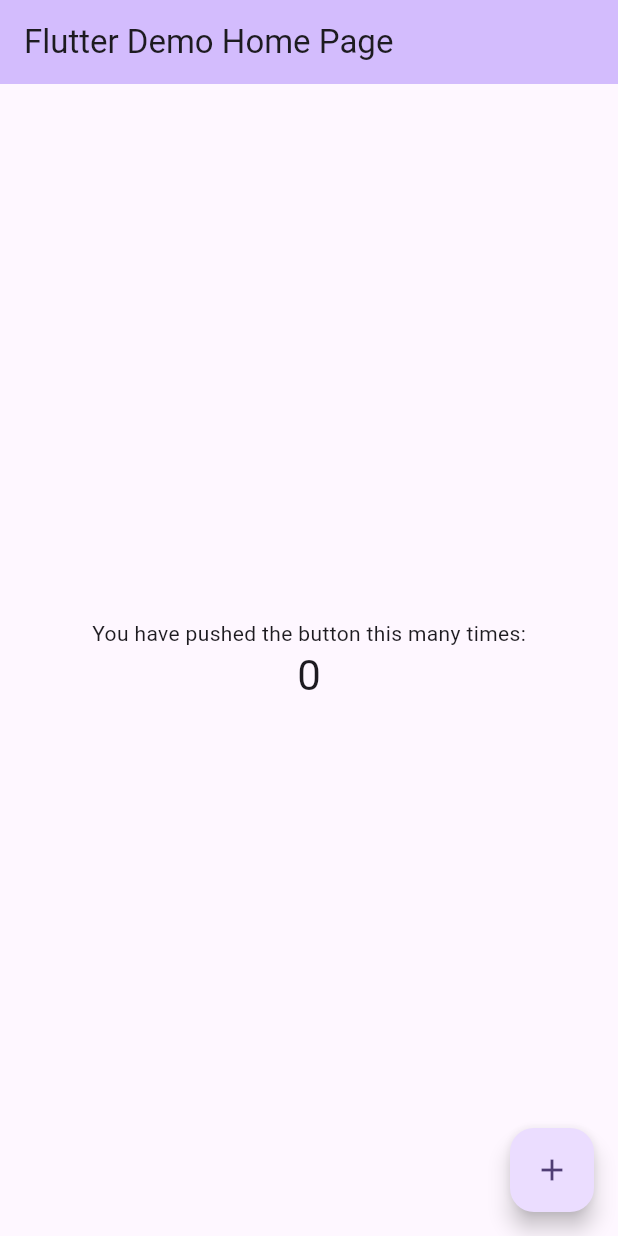
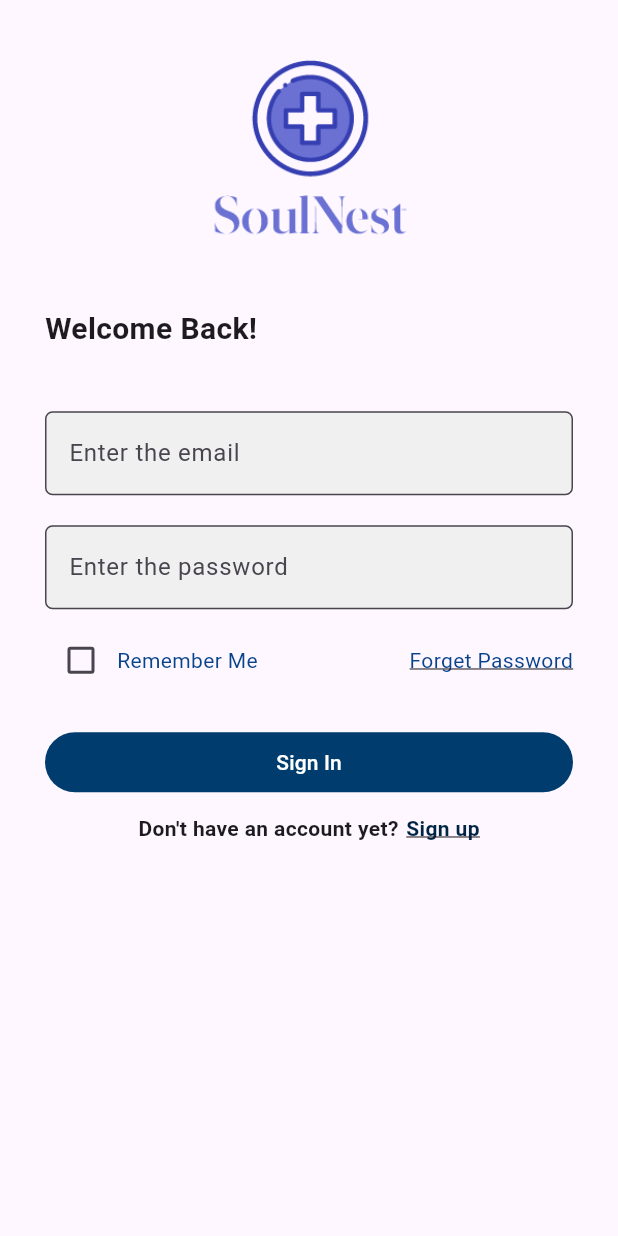
Before and after one commit to Team-CURLYBRACES/SoulNest, a Flutter app: the screen it shows after launch, on a phone screen of 412 x 824 dp. Run offline on Flutter 3.47's test engine with Material 3 defaults, Android fonts, the phone set to English and light mode, and no system bars; Roboto replaces fonts that are missing (poppins).

Commit message:
Login_Screen

```diff
--- /dev/null
+++ b/lib/components/custom_button.dart
@@ -0,0 +1,31 @@
+// ignore_for_file: prefer_const_constructors
+
+import 'package:flutter/material.dart';
+
+class CustomeButton extends StatelessWidget {
+  final String buttonText;
+  const CustomeButton({
+    super.key,
+    required this.buttonText,
+  });
+
+  @override
+  Widget build(BuildContext context) {
+    return SizedBox(
+      width: double.infinity,
+      child: Expanded(
+        child: TextButton(
+          style: const ButtonStyle(
+              backgroundColor: MaterialStatePropertyAll(
+            Color.fromARGB(255, 0, 61, 110),
+          )),
+          onPressed: () {},
+          child: Text(
+            buttonText,
+            style: TextStyle(color: Colors.white),
+          ),
+        ),
+      ),
+    );
+  }
+}
--- /dev/null
+++ b/lib/components/forget_password_checkbox.dart
@@ -0,0 +1,48 @@
+import 'package:flutter/material.dart';
+
+class ForgetPassword extends StatefulWidget {
+  const ForgetPassword({super.key});
+
+  @override
+  State<ForgetPassword> createState() => _ForgetPasswordState();
+}
+
+class _ForgetPasswordState extends State<ForgetPassword> {
+  bool isChecked = false;
+
+  @override
+  Widget build(BuildContext context) {
+    return Row(
+      mainAxisAlignment: MainAxisAlignment.spaceBetween,
+      children: [
+        Row(
+          mainAxisAlignment: MainAxisAlignment.spaceBetween,
+          children: [
+            Checkbox(
+              value: isChecked,
+              onChanged: (bool? value) {
+                setState(() {
+                  isChecked = value ?? false;
+                });
+              },
+            ),
+            const Text(
+              "Remember Me",
+              style: TextStyle(
+                color: Color.fromRGBO(8, 67, 139, 1),
+                fontSize: 14,
+              ),
+            ),
+          ],
+        ),
+        const Text(
+          "Forget Password",
+          style: TextStyle(
+              color: Color.fromRGBO(8, 67, 139, 1),
+              fontSize: 14,
+              decoration: TextDecoration.underline),
+        )
+      ],
+    );
+  }
+}
--- /dev/null
+++ b/lib/components/input_filed.dart
@@ -0,0 +1,33 @@
+import 'package:flutter/material.dart';
+
+class InputFiled extends StatelessWidget {
+  final String inputText;
+  final bool showText;
+  const InputFiled({
+    super.key,
+    required this.inputText,
+    required this.showText,
+  });
+
+  @override
+  Widget build(BuildContext context) {
+    return TextField(
+      obscureText: showText,
+      decoration: InputDecoration(
+        filled: true,
+        fillColor: const Color.fromRGBO(240, 240, 240, 100),
+        hintText: inputText,
+        focusedBorder: const OutlineInputBorder(
+          borderSide: BorderSide(color: Colors.black54),
+        ),
+        border: const OutlineInputBorder(
+            borderRadius: BorderRadius.all(
+              Radius.elliptical(5, 5),
+            ),
+            borderSide: BorderSide(
+              color: Colors.black26,
+            )),
+      ),
+    );
+  }
+}
--- /dev/null
+++ b/lib/components/sign_up.dart
@@ -0,0 +1,28 @@
+import 'package:flutter/material.dart';
+
+class SignUp extends StatelessWidget {
+  const SignUp({super.key});
+
+  @override
+  Widget build(BuildContext context) {
+    return const Row(
+      mainAxisAlignment: MainAxisAlignment.center,
+      children: [
+        Text(
+          "Don't have an account yet?",
+          style: TextStyle(fontWeight: FontWeight.w600),
+        ),
+        SizedBox(
+          width: 5,
+        ),
+        Text(
+          "Sign up",
+          style: TextStyle(
+              decoration: TextDecoration.underline,
+              fontWeight: FontWeight.w600,
+              color: Color.fromARGB(255, 0, 37, 68)),
+        )
+      ],
+    );
+  }
+}
--- /dev/null
+++ b/lib/components/title_text.dart
@@ -0,0 +1,20 @@
+import 'package:flutter/material.dart';
+
+class TitleText extends StatelessWidget {
+  const TitleText({super.key});
+
+  @override
+  Widget build(BuildContext context) {
+    return const Row(
+      children: [
+        Text(
+          "Welcome Back!",
+          style: TextStyle(
+            fontSize: 20,
+            fontWeight: FontWeight.bold,
+          ),
+        )
+      ],
+    );
+  }
+}
--- a/lib/main.dart
+++ b/lib/main.dart
@@ -1,125 +1,19 @@
 import 'package:flutter/material.dart';
+import 'package:soulnest/screens/login_screen.dart';
 
 void main() {
-  runApp(const MyApp());
+  runApp(const App());
 }
 
-class MyApp extends StatelessWidget {
-  const MyApp({super.key});
+class App extends StatelessWidget {
+  const App({super.key});
 
-  // This widget is the root of your application.
   @override
   Widget build(BuildContext context) {
     return MaterialApp(
-      title: 'Flutter Demo',
-      theme: ThemeData(
-        // This is the theme of your application.
-        //
-        // TRY THIS: Try running your application with "flutter run". You'll see
-        // the application has a purple toolbar. Then, without quitting the app,
-        // try changing the seedColor in the colorScheme below to Colors.green
-        // and then invoke "hot reload" (save your changes or press the "hot
-        // reload" button in a Flutter-supported IDE, or press "r" if you used
-        // the command line to start the app).
-        //
-        // Notice that the counter didn't reset back to zero; the application
-        // state is not lost during the reload. To reset the state, use hot
-        // restart instead.
-        //
-        // This works for code too, not just values: Most code changes can be
-        // tested with just a hot reload.
-        colorScheme: ColorScheme.fromSeed(seedColor: Colors.deepPurple),
-        useMaterial3: true,
-      ),
-      home: const MyHomePage(title: 'Flutter Demo Home Page'),
+      debugShowCheckedModeBanner: false,
+      theme: ThemeData(fontFamily: "poppins"),
+      home: const LoginScreen(),
     );
   }
 }
-
-class MyHomePage extends StatefulWidget {
-  const MyHomePage({super.key, required this.title});
-
-  // This widget is the home page of your application. It is stateful, meaning
-  // that it has a State object (defined below) that contains fields that affect
-  // how it looks.
-
-  // This class is the configuration for the state. It holds the values (in this
-  // case the title) provided by the parent (in this case the App widget) and
-  // used by the build method of the State. Fields in a Widget subclass are
-  // always marked "final".
-
-  final String title;
-
-  @override
-  State<MyHomePage> createState() => _MyHomePageState();
-}
-
-class _MyHomePageState extends State<MyHomePage> {
-  int _counter = 0;
-
-  void _incrementCounter() {
-    setState(() {
-      // This call to setState tells the Flutter framework that something has
-      // changed in this State, which causes it to rerun the build method below
-      // so that the display can reflect the updated values. If we changed
-      // _counter without calling setState(), then the build method would not be
-      // called again, and so nothing would appear to happen.
-      _counter++;
-    });
-  }
-
-  @override
-  Widget build(BuildContext context) {
-    // This method is rerun every time setState is called, for instance as done
-    // by the _incrementCounter method above.
-    //
-    // The Flutter framework has been optimized to make rerunning build methods
-    // fast, so that you can just rebuild anything that needs updating rather
-    // than having to individually change instances of widgets.
-    return Scaffold(
-      appBar: AppBar(
-        // TRY THIS: Try changing the color here to a specific color (to
-        // Colors.amber, perhaps?) and trigger a hot reload to see the AppBar
-        // change color while the other colors stay the same.
-        backgroundColor: Theme.of(context).colorScheme.inversePrimary,
-        // Here we take the value from the MyHomePage object that was created by
-        // the App.build method, and use it to set our appbar title.
-        title: Text(widget.title),
-      ),
-      body: Center(
-        // Center is a layout widget. It takes a single child and positions it
-        // in the middle of the parent.
-        child: Column(
-          // Column is also a layout widget. It takes a list of children and
-          // arranges them vertically. By default, it sizes itself to fit its
-          // children horizontally, and tries to be as tall as its parent.
-          //
-          // Column has various properties to control how it sizes itself and
-          // how it positions its children. Here we use mainAxisAlignment to
-          // center the children vertically; the main axis here is the vertical
-          // axis because Columns are vertical (the cross axis would be
-          // horizontal).
-          //
-          // TRY THIS: Invoke "debug painting" (choose the "Toggle Debug Paint"
-          // action in the IDE, or press "p" in the console), to see the
-          // wireframe for each widget.
-          mainAxisAlignment: MainAxisAlignment.center,
-          children: <Widget>[
-            const Text(
-              'You have pushed the button this many times:',
-            ),
-            Text(
-              '$_counter',
-              style: Theme.of(context).textTheme.headlineMedium,
-            ),
-          ],
-        ),
-      ),
-      floatingActionButton: FloatingActionButton(
-        onPressed: _incrementCounter,
-        tooltip: 'Increment',
-        child: const Icon(Icons.add),
-      ), // This trailing comma makes auto-formatting nicer for build methods.
-    );
-  }
-}
--- /dev/null
+++ b/lib/screens/login_screen.dart
@@ -0,0 +1,68 @@
+import 'package:flutter/material.dart';
+import 'package:soulnest/components/custom_button.dart';
+import 'package:soulnest/components/forget_password_checkbox.dart';
+import 'package:soulnest/components/input_filed.dart';
+import 'package:soulnest/components/sign_up.dart';
+import 'package:soulnest/components/title_text.dart';
+
+class LoginScreen extends StatelessWidget {
+  const LoginScreen({super.key});
+
+  @override
+  Widget build(BuildContext context) {
+    return const Scaffold(
+      body: SafeArea(
+        child: SingleChildScrollView(
+          child: Padding(
+            padding: EdgeInsets.symmetric(horizontal: 30),
+            child: SizedBox(
+              width: 1000,
+              child: Column(
+                crossAxisAlignment: CrossAxisAlignment.center,
+                children: [
+                  SizedBox(
+                    height: 40,
+                  ),
+                  Image(
+                    image: AssetImage("assets/logos/soulNest.png"),
+                    width: 130,
+                  ),
+                  SizedBox(
+                    height: 40,
+                  ),
+                  TitleText(),
+                  SizedBox(
+                    height: 40,
+                  ),
+                  InputFiled(
+                    inputText: "Enter the email",
+                    showText: false,
+                  ),
+                  SizedBox(
+                    height: 20,
+                  ),
+                  InputFiled(
+                    inputText: "Enter the password",
+                    showText: true,
+                  ),
+                  SizedBox(
+                    height: 10,
+                  ),
+                  ForgetPassword(),
+                  SizedBox(
+                    height: 20,
+                  ),
+                  CustomeButton(buttonText: "Sign In"),
+                  SizedBox(
+                    height: 10,
+                  ),
+                  SignUp()
+                ],
+              ),
+            ),
+          ),
+        ),
+      ),
+    );
+  }
+}
```
Also changed, not shown: pubspec.yaml (+4 -3 lines), assets/logos/soulNest.png (added), 2 other files.
